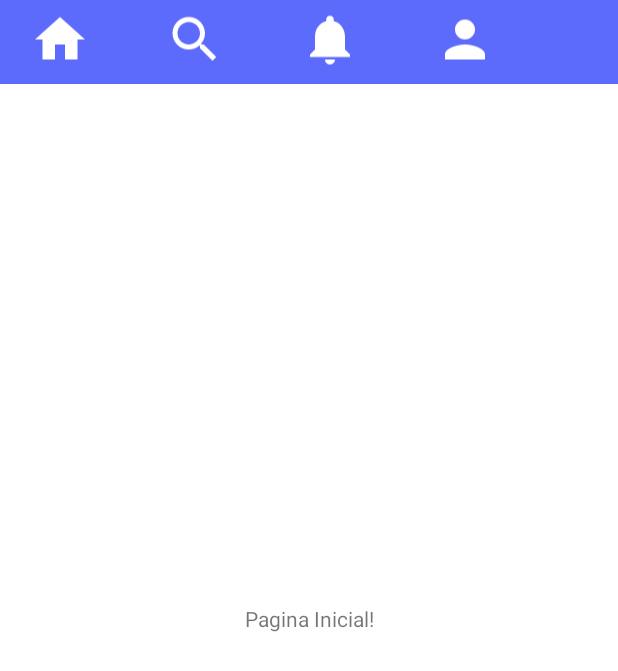
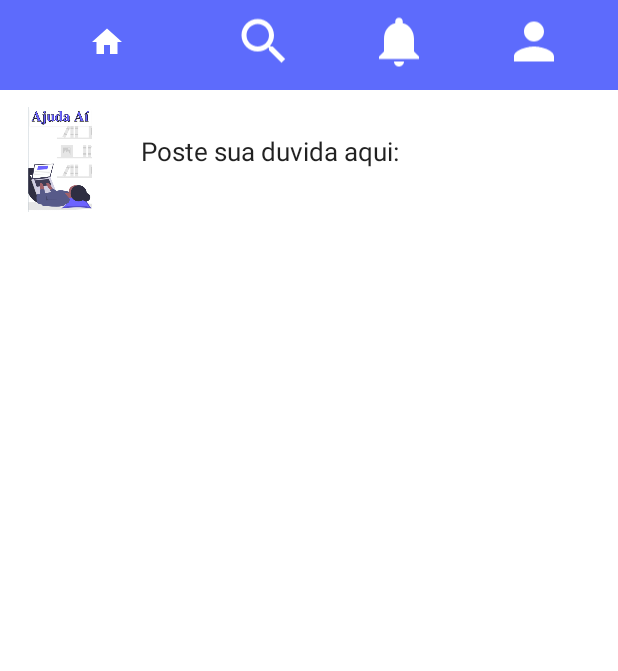
Before and after one commit to WemersonDamasceno/app-ajuda-ai, an Android app: the screen it shows after launch once a user with an empty profile is signed in (Pagina_Inicial_Activity), on a phone screen of 412 x 824 dp. Shown: the top 671 px of the screen. Run offline under Robolectric (Android 15) with nearby library versions, the phone set to English and light mode, and no system bars; our stand-ins replace Firebase (no records; nobody signed in at launch, a user with empty details on screens opened directly).

Commit message:
Inicio da pagina inicial

```diff
--- a/app/build.gradle
+++ b/app/build.gradle
@@ -29,4 +29,5 @@ dependencies {
     androidTestImplementation 'androidx.test.ext:junit:1.1.0'
     androidTestImplementation 'androidx.test.espresso:espresso-core:3.1.1'
     implementation 'com.google.android.material:material:1.0.0'
+    implementation 'de.hdodenhof:circleimageview:3.1.0'
 }
--- a/app/src/main/java/com/ufc/com/ajudaai/view/Pagina_Inicial_Activity.java
+++ b/app/src/main/java/com/ufc/com/ajudaai/view/Pagina_Inicial_Activity.java
@@ -22,9 +22,6 @@ public class Pagina_Inicial_Activity extends AppCompatActivity {
         setContentView(R.layout.activity_pagina_inicial);
         getSupportActionBar().hide();
 
-
-
-
     }
     private void verificarAutenticado() {
         if(FirebaseAuth.getInstance().getUid() == null){
--- a/app/src/main/res/layout/activity_pagina_inicial.xml
+++ b/app/src/main/res/layout/activity_pagina_inicial.xml
@@ -17,7 +17,6 @@
         app:layout_constraintEnd_toEndOf="parent"
         app:layout_constraintStart_toStartOf="parent"
         app:layout_constraintTop_toTopOf="parent">
-    </androidx.appcompat.widget.Toolbar>
 
         <LinearLayout
             android:layout_width="match_parent"
@@ -27,8 +26,9 @@
             app:layout_constraintStart_toStartOf="parent"
             app:layout_constraintTop_toTopOf="parent">
 
-        <ImageView
-            android:layout_width="40dp"
+            <ImageButton
+                android:background="@color/colorAzul"
+                android:layout_width="70dp"
                 android:layout_height="55dp"
                 android:src="@drawable/ic_home"
                 android:layout_marginStart="20dp"/>
@@ -53,18 +53,49 @@
 
         </LinearLayout>
 
+    </androidx.appcompat.widget.Toolbar>
+
+    <ScrollView
+        android:layout_width="match_parent"
+        android:layout_height="200dp"
+        android:layout_marginTop="1dp"
+        app:layout_constraintTop_toBottomOf="@+id/tollbarPagInicial"
+        tools:layout_editor_absoluteX="0dp">
+
+        <RelativeLayout
+            android:layout_width="match_parent"
+            android:layout_height="wrap_content"
+            android:orientation="vertical">
+
+            <ImageView
+                android:id="@+id/imgPerfilLista"
+                android:layout_width="80dp"
+                android:layout_height="70dp"
+                android:layout_marginTop="10dp"
+                android:src="@drawable/loginapp"/>
+
+            <com.google.android.material.textfield.TextInputEditText
+                android:id="@+id/text"
+                android:layout_marginStart="10dp"
+                android:layout_toEndOf="@+id/imgPerfilLista"
+                android:layout_width="match_parent"
+                android:layout_height="80dp"
+                android:text="Poste sua duvida aqui:"
+                android:textSize="17sp"/>
+
+            <androidx.recyclerview.widget.RecyclerView
+                android:id="@+id/rvListPostagens"
+                android:layout_width="match_parent"
+                android:layout_height="wrap_content"
+                android:layout_marginTop="10dp"
+                android:layout_below="@+id/imgPerfilLista">
+            </androidx.recyclerview.widget.RecyclerView>
 
 
-    <TextView
-        android:layout_width="wrap_content"
-        android:layout_height="wrap_content"
-        android:text="Pagina Inicial!"
-        app:layout_constraintBottom_toBottomOf="parent"
-        app:layout_constraintLeft_toLeftOf="parent"
-        app:layout_constraintRight_toRightOf="parent"
-        app:layout_constraintTop_toTopOf="parent" />
+        </RelativeLayout>
 
 
+    </ScrollView>
 
 
 </androidx.constraintlayout.widget.ConstraintLayout>
```
Lines whose indentation alone changed are shown as unchanged.
